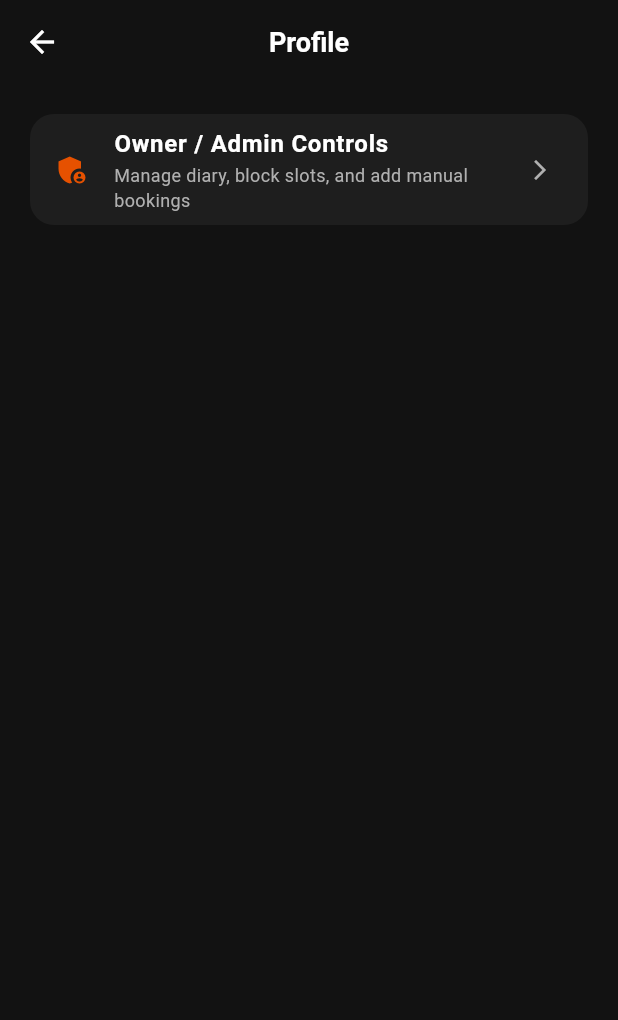
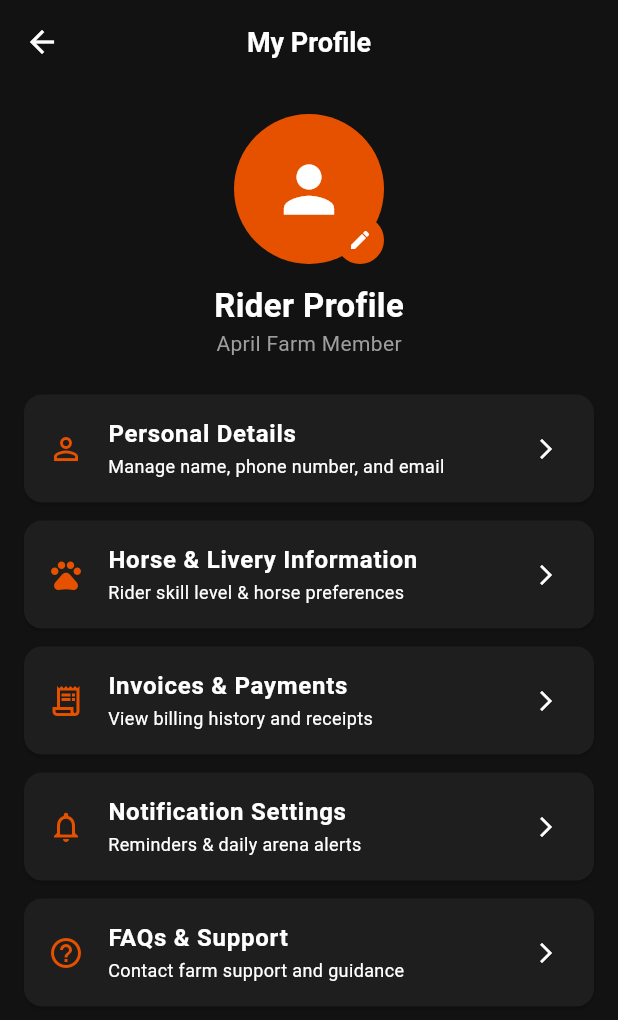
Before and after one commit to xoxo-bry01/April_Farm, a Flutter app: the ProfileScreen screen opened directly, on a phone screen of 412 x 824 dp. Shown: the top 1020 px of the screen. Run offline on Flutter 3.47's test engine with Material 3 defaults, Android fonts, the phone set to English and light mode, and no system bars; our stand-ins replace shared_preferences; accounts and stored records are empty.

Commit message:
enhanced my_bookings snd profile screen

```diff
--- a/lib/Screens/profile_screen.dart
+++ b/lib/Screens/profile_screen.dart
@@ -1,47 +1,113 @@
+// lib/screens/profile/profile_screen.dart
 import 'package:flutter/material.dart';
 import '../app_colours.dart';
-import 'admin.dart';
 
 class ProfileScreen extends StatelessWidget {
-  const ProfileScreen({super.key});
+  const ProfileScreen({Key? key}) : super(key: key);
 
   @override
   Widget build(BuildContext context) {
     return Scaffold(
-      backgroundColor: AppColors.background,
       appBar: AppBar(
-        title: const Text('Profile'),
-        backgroundColor: AppColors.background,
+        title: const Text('My Profile'),
         elevation: 0,
       ),
-      body: Padding(
-        padding: const EdgeInsets.all(20.0),
+      body: SingleChildScrollView(
         child: Column(
           children: [
-            ListTile(
-              tileColor: AppColors.cardSurface,
-              shape: RoundedRectangleBorder(
-                borderRadius: BorderRadius.circular(16),
+            const SizedBox(height: 20),
+            // Avatar Header
+            Center(
+              child: Stack(
+                children: [
+                  const CircleAvatar(
+                    radius: 50,
+                    backgroundColor: AppColors.primaryOrange,
+                    child: Icon(Icons.person, size: 50, color: Colors.white),
+                  ),
+                  Positioned(
+                    bottom: 0,
+                    right: 0,
+                    child: CircleAvatar(
+                      radius: 16,
+                      backgroundColor: AppColors.primaryOrange,
+                      child: const Icon(Icons.edit, size: 16, color: Colors.white),
+                    ),
+                  ),
+                ],
               ),
-              leading: const Icon(Icons.admin_panel_settings, color: AppColors.primaryOrange),
-              title: const Text(
-                'Owner / Admin Controls',
-                style: TextStyle(color: AppColors.textPrimary, fontWeight: FontWeight.bold),
+            ),
+            const SizedBox(height: 12),
+            const Text(
+              'Rider Profile',
+              style: TextStyle(fontSize: 22, fontWeight: FontWeight.bold),
+            ),
+            const Text(
+              'April Farm Member',
+              style: TextStyle(color: Colors.grey),
+            ),
+            const SizedBox(height: 24),
+
+            // Profile Sections / Navigation
+            Padding(
+              padding: const EdgeInsets.symmetric(horizontal: 16.0),
+              child: Column(
+                children: [
+                  _buildProfileTile(
+                    icon: Icons.person_outline,
+                    title: 'Personal Details',
+                    subtitle: 'Manage name, phone number, and email',
+                    onTap: () {},
+                  ),
+                  _buildProfileTile(
+                    icon: Icons.pets_outlined,
+                    title: 'Horse & Livery Information',
+                    subtitle: 'Rider skill level & horse preferences',
+                    onTap: () {},
+                  ),
+                  _buildProfileTile(
+                    icon: Icons.receipt_long_outlined,
+                    title: 'Invoices & Payments',
+                    subtitle: 'View billing history and receipts',
+                    onTap: () {},
+                  ),
+                  _buildProfileTile(
+                    icon: Icons.notifications_none,
+                    title: 'Notification Settings',
+                    subtitle: 'Reminders & daily arena alerts',
+                    onTap: () {},
+                  ),
+                  _buildProfileTile(
+                    icon: Icons.help_outline,
+                    title: 'FAQs & Support',
+                    subtitle: 'Contact farm support and guidance',
+                    onTap: () {},
+                  ),
+                ],
               ),
-              subtitle: const Text(
-                'Manage diary, block slots, and add manual bookings',
-                style: TextStyle(color: AppColors.textSecondary, fontSize: 12),
-              ),
-              trailing: const Icon(Icons.arrow_forward_ios, color: AppColors.textSecondary, size: 16),
-              onTap: () {
-                Navigator.of(context).push(
-                  MaterialPageRoute(builder: (context) => const AdminScreen()),
-                );
-              },
             ),
           ],
         ),
       ),
     );
   }
+
+  Widget _buildProfileTile({
+    required IconData icon,
+    required String title,
+    required String subtitle,
+    required VoidCallback onTap,
+  }) {
+    return Card(
+      margin: const EdgeInsets.only(bottom: 12),
+      shape: RoundedRectangleBorder(borderRadius: BorderRadius.circular(12)),
+      child: ListTile(
+        leading: Icon(icon, color: AppColors.primaryOrange),
+        title: Text(title, style: const TextStyle(fontWeight: FontWeight.w600)),
+        subtitle: Text(subtitle, style: const TextStyle(fontSize: 12)),
+        trailing: const Icon(Icons.arrow_forward_ios, size: 16),
+        onTap: onTap,
+      ),
+    );
+  }
 }
```
Also changed, not shown: lib/Screens/calenda_screen.dart (+13 -8 lines), lib/Screens/my_bookings_screen.dart (+50 -105 lines), lib/models/booking.dart (added, +40 -0 lines), lib/providers/booking_provider.dart (+35 -54 lines).
